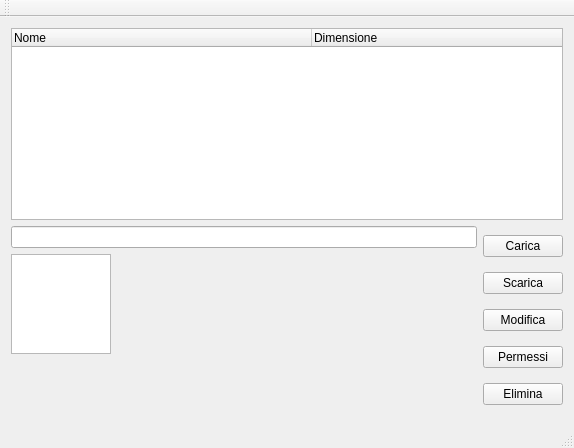
milazzo-g/KCloud, file KCloud/GraphicClient/GuiClient.ui: the form before one commit.
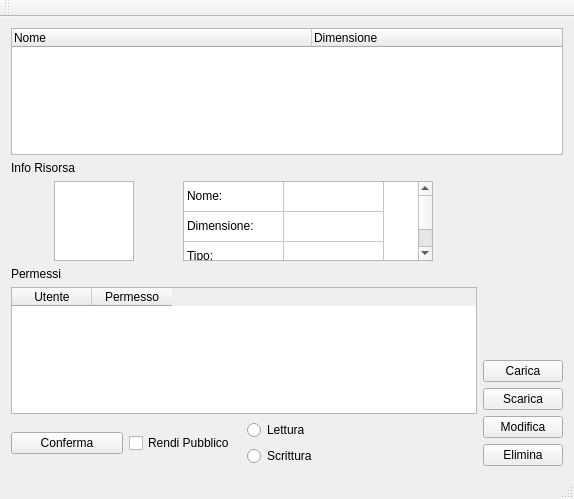
The form after the commit. Icons and pictures are not drawn.

```diff
--- a/KCloud/GraphicClient/GuiClient.ui
+++ b/KCloud/GraphicClient/GuiClient.ui
@@ -7,7 +7,7 @@
     <x>0</x>
     <y>0</y>
     <width>574</width>
-    <height>448</height>
+    <height>499</height>
    </rect>
   </property>
   <property name="font">
@@ -23,7 +23,7 @@
     <normaloff>:/applicationIcons/applicationIcons/kcloud_64x64.png</normaloff>:/applicationIcons/applicationIcons/kcloud_64x64.png</iconset>
   </property>
   <widget class="QWidget" name="centralWidget">
-   <layout class="QVBoxLayout" name="verticalLayout_3">
+   <layout class="QVBoxLayout" name="verticalLayout_4">
     <item>
      <widget class="QTreeWidget" name="mainTreeWidget">
       <property name="columnCount">
@@ -45,40 +45,232 @@
      </widget>
     </item>
     <item>
-     <layout class="QHBoxLayout" name="horizontalLayout">
+     <layout class="QHBoxLayout" name="horizontalLayout_4">
+      <item>
+       <layout class="QVBoxLayout" name="verticalLayout_3">
+        <item>
+         <widget class="QLabel" name="label">
+          <property name="text">
+           <string>Info Risorsa</string>
+          </property>
+         </widget>
+        </item>
+        <item>
+         <layout class="QHBoxLayout" name="horizontalLayout">
+          <item>
+           <widget class="QGraphicsView" name="graphicsView">
+            <property name="sizePolicy">
+             <sizepolicy hsizetype="Fixed" vsizetype="Fixed">
+              <horstretch>0</horstretch>
+              <verstretch>0</verstretch>
+             </sizepolicy>
+            </property>
+            <property name="minimumSize">
+             <size>
+              <width>80</width>
+              <height>80</height>
+             </size>
+            </property>
+            <property name="maximumSize">
+             <size>
+              <width>80</width>
+              <height>80</height>
+             </size>
+            </property>
+            <property name="baseSize">
+             <size>
+              <width>100</width>
+              <height>100</height>
+             </size>
+            </property>
+           </widget>
+          </item>
+          <item>
+           <widget class="QTableWidget" name="resourceInfoTable">
+            <property name="sizePolicy">
+             <sizepolicy hsizetype="Fixed" vsizetype="Fixed">
+              <horstretch>0</horstretch>
+              <verstretch>0</verstretch>
+             </sizepolicy>
+            </property>
+            <property name="minimumSize">
+             <size>
+              <width>250</width>
+              <height>80</height>
+             </size>
+            </property>
+            <property name="maximumSize">
+             <size>
+              <width>250</width>
+              <height>80</height>
+             </size>
+            </property>
+            <property name="showGrid">
+             <bool>true</bool>
+            </property>
+            <property name="gridStyle">
+             <enum>Qt::SolidLine</enum>
+            </property>
+            <property name="wordWrap">
+             <bool>true</bool>
+            </property>
+            <attribute name="horizontalHeaderVisible">
+             <bool>false</bool>
+            </attribute>
+            <attribute name="horizontalHeaderHighlightSections">
+             <bool>false</bool>
+            </attribute>
+            <attribute name="verticalHeaderVisible">
+             <bool>false</bool>
+            </attribute>
+            <attribute name="verticalHeaderHighlightSections">
+             <bool>false</bool>
+            </attribute>
+            <row>
+             <property name="text">
+              <string>NameRow</string>
+             </property>
+            </row>
+            <row>
+             <property name="text">
+              <string>SizeRow</string>
+             </property>
+            </row>
+            <row>
+             <property name="text">
+              <string>TypeRow</string>
+             </property>
+            </row>
+            <column>
+             <property name="text">
+              <string>Column1</string>
+             </property>
+            </column>
+            <column>
+             <property name="text">
+              <string>Column2</string>
+             </property>
+            </column>
+            <item row="0" column="0">
+             <property name="text">
+              <string>Nome:</string>
+             </property>
+             <property name="flags">
+              <set>ItemIsSelectable|ItemIsEnabled</set>
+             </property>
+            </item>
+            <item row="0" column="1">
+             <property name="text">
+              <string/>
+             </property>
+             <property name="flags">
+              <set>ItemIsSelectable|ItemIsEnabled</set>
+             </property>
+            </item>
+            <item row="1" column="0">
+             <property name="text">
+              <string>Dimensione:</string>
+             </property>
+             <property name="flags">
+              <set>ItemIsSelectable|ItemIsEnabled</set>
+             </property>
+            </item>
+            <item row="1" column="1">
+             <property name="text">
+              <string/>
+             </property>
+             <property name="flags">
+              <set>ItemIsSelectable|ItemIsEnabled</set>
+             </property>
+            </item>
+            <item row="2" column="0">
+             <property name="text">
+              <string>Tipo:</string>
+             </property>
+             <property name="flags">
+              <set>ItemIsSelectable|ItemIsEnabled</set>
+             </property>
+            </item>
+            <item row="2" column="1">
+             <property name="text">
+              <string/>
+             </property>
+             <property name="flags">
+              <set>ItemIsSelectable|ItemIsEnabled</set>
+             </property>
+            </item>
+           </widget>
+          </item>
+         </layout>
+        </item>
+        <item>
+         <widget class="QLabel" name="label_2">
+          <property name="text">
+           <string>Permessi</string>
+          </property>
+         </widget>
+        </item>
+        <item>
+         <widget class="QTableWidget" name="permissionTable">
+          <attribute name="horizontalHeaderDefaultSectionSize">
+           <number>80</number>
+          </attribute>
+          <column>
+           <property name="text">
+            <string>Utente</string>
+           </property>
+          </column>
+          <column>
+           <property name="text">
+            <string>Permesso</string>
+           </property>
+          </column>
+         </widget>
+        </item>
+        <item>
+         <layout class="QHBoxLayout" name="horizontalLayout_3">
+          <item>
+           <layout class="QHBoxLayout" name="horizontalLayout_2">
+            <item>
+             <widget class="QPushButton" name="permissionButton">
+              <property name="text">
+               <string>Conferma</string>
+              </property>
+             </widget>
+            </item>
+            <item>
+             <widget class="QCheckBox" name="makePublic">
+              <property name="text">
+               <string>Rendi Pubblico</string>
+              </property>
+             </widget>
+            </item>
+           </layout>
+          </item>
+          <item>
+           <layout class="QVBoxLayout" name="verticalLayout">
+            <item>
+             <widget class="QRadioButton" name="publicReadRadio">
+              <property name="text">
+               <string>Lettura</string>
+              </property>
+             </widget>
+            </item>
+            <item>
+             <widget class="QRadioButton" name="publicWriteButton">
+              <property name="text">
+               <string>Scrittura</string>
+              </property>
+             </widget>
+            </item>
+           </layout>
+          </item>
+         </layout>
+        </item>
+       </layout>
+      </item>
       <item>
        <layout class="QVBoxLayout" name="verticalLayout_2">
-        <item>
-         <widget class="QLineEdit" name="idEdit"/>
-        </item>
-        <item>
-         <widget class="QGraphicsView" name="graphicsView">
-          <property name="sizePolicy">
-           <sizepolicy hsizetype="Fixed" vsizetype="Fixed">
-            <horstretch>0</horstretch>
-            <verstretch>0</verstretch>
-           </sizepolicy>
-          </property>
-          <property name="minimumSize">
-           <size>
-            <width>100</width>
-            <height>100</height>
-           </size>
-          </property>
-          <property name="maximumSize">
-           <size>
-            <width>100</width>
-            <height>100</height>
-           </size>
-          </property>
-          <property name="baseSize">
-           <size>
-            <width>100</width>
-            <height>100</height>
-           </size>
-          </property>
-         </widget>
-        </item>
         <item>
          <spacer name="verticalSpacer">
           <property name="orientation">
@@ -92,10 +284,6 @@
           </property>
          </spacer>
         </item>
-       </layout>
-      </item>
-      <item>
-       <layout class="QVBoxLayout" name="verticalLayout">
         <item>
          <widget class="QPushButton" name="uploadButton">
           <property name="text">
@@ -117,13 +305,6 @@
           </property>
          </widget>
         </item>
-        <item>
-         <widget class="QPushButton" name="permissionButton">
-          <property name="text">
-           <string>Permessi</string>
-          </property>
-         </widget>
-        </item>
         <item>
          <widget class="QPushButton" name="deleteButton">
           <property name="text">
```
